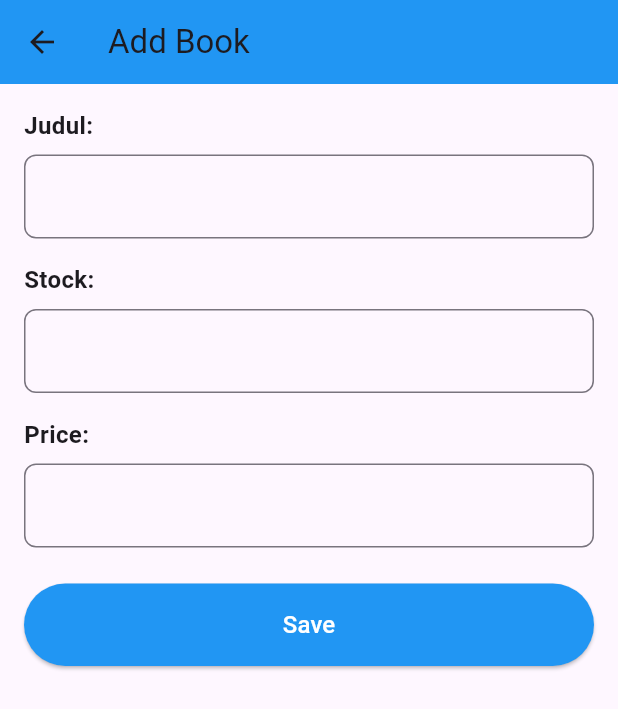
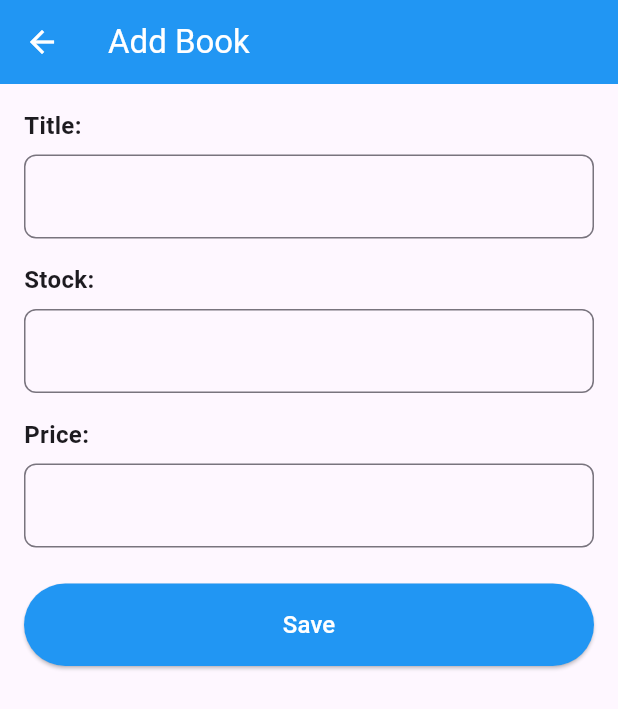
Before and after one commit to ridhorockieds/siperpus, a Flutter app: the AddBookFormPage screen opened directly, on a phone screen of 412 x 824 dp. Shown: the top 709 px of the screen. Run offline on Flutter 3.47's test engine with Material 3 defaults, Android fonts, the phone set to English and light mode, and no system bars; our stand-ins replace flutter_dotenv; network calls fail.

Commit message:
fix warna dan teks

```diff
--- a/lib/pages/add_book.dart
+++ b/lib/pages/add_book.dart
@@ -82,6 +82,7 @@ class _AddBookFormPageState extends State<AddBookFormPage> {
       appBar: AppBar(
         title: const Text('Add Book'),
         backgroundColor: Colors.blue,
+        foregroundColor: Colors.white,
       ),
       body: Padding(
         padding: const EdgeInsets.all(16.0),
@@ -92,7 +93,7 @@ class _AddBookFormPageState extends State<AddBookFormPage> {
               crossAxisAlignment: CrossAxisAlignment.start,
               children: [
                 const Text(
-                  'Judul:',
+                  'Title:',
                   style: TextStyle(fontSize: 16, fontWeight: FontWeight.bold),
                 ),
                 const SizedBox(height: 8),
@@ -105,7 +106,7 @@ class _AddBookFormPageState extends State<AddBookFormPage> {
                   ),
                   validator: (value) {
                     if (value == null || value.isEmpty) {
-                      return 'Judul is required';
+                      return 'Title is required';
                     }
                     return null;
                   },
--- a/lib/pages/book_page.dart
+++ b/lib/pages/book_page.dart
@@ -164,7 +164,7 @@ class CardList extends StatelessWidget {
               ),
             ),
             Text(
-              'Judul: ${book.title}',
+              'Title: ${book.title}',
               style: const TextStyle(
                 fontWeight: FontWeight.normal,
               ),
```
